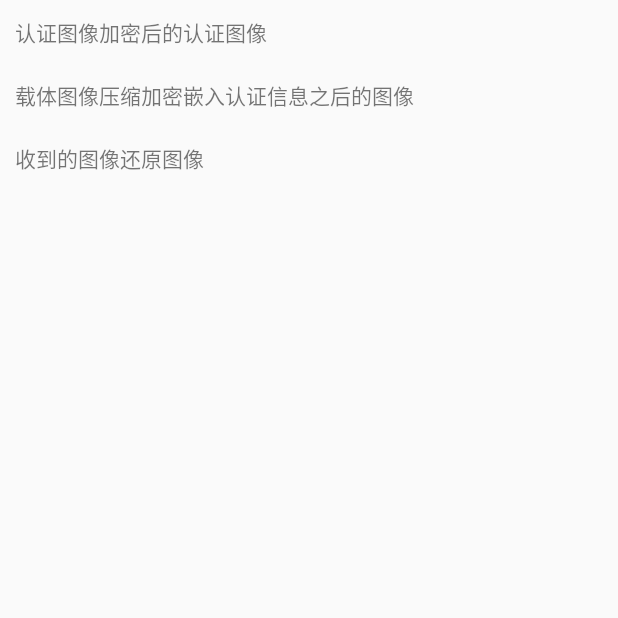
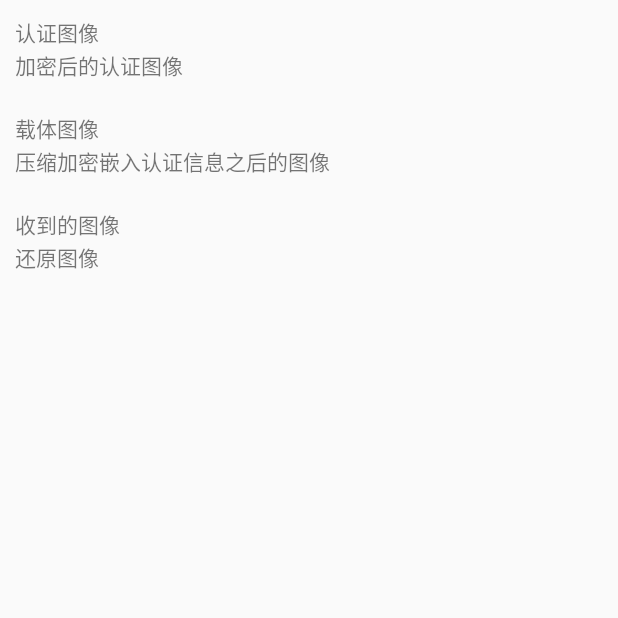
Before and after one commit to shadowAnt/compress, an Android app: the screen it shows after launch (MainActivity), on a phone screen of 412 x 824 dp, the top half of it. Run offline under Robolectric (Android 15) with nearby library versions, the phone set to English and light mode, and no system bars; 42 statements that could not run were skipped.

Commit message:
修复bug

```diff
--- a/app/src/main/java/com/example/compress/MainActivity.java
+++ b/app/src/main/java/com/example/compress/MainActivity.java
@@ -32,7 +32,9 @@ public class MainActivity extends AppCompatActivity {
     int m = 4;
     int n = 4;
     String authenticationUrl = "AHU.bmp";
+//    String originUrl = "24.bmp";
     String originUrl = "lena.bmp";
+//    String originUrl = "peppers.bmp";
 
     @Override
     protected void onCreate(Bundle savedInstanceState) {
--- a/app/src/main/java/com/example/compress/util/ConvertGreyImg.java
+++ b/app/src/main/java/com/example/compress/util/ConvertGreyImg.java
@@ -18,13 +18,10 @@ public class ConvertGreyImg {
         for (int i = 0; i < height; i++) {
             for (int j = 0; j < width; j++) {
                 int grey = pixels[width * i + j];
-
                 int red = ((grey & 0x00FF0000) >> 16);
                 int green = ((grey & 0x0000FF00) >> 8);
                 int blue = (grey & 0x000000FF);
-
                 grey = (int) ((float) red * 0.3 + (float) green * 0.59 + (float) blue * 0.11);
-                //
                 grey = alpha | (grey << 16) | (grey << 8) | grey;
                 pixels[width * i + j] = grey;
             }
--- a/app/src/main/java/com/example/compress/util/Joint_de.java
+++ b/app/src/main/java/com/example/compress/util/Joint_de.java
@@ -73,6 +73,8 @@ public class Joint_de {
             b = group4[1];
             dec[0] = group4[2];
             dec[1] = group4[3];
+            if(j==0)
+                System.out.println("低均值 高均值： " + a + " " + b);
             int[] longBitmap = My_dec2bin.my_dec2bin(dec, 8);
             // 用key对bitmap置乱
             longBitmap = My_derand.my_derand(longBitmap, sequence[j], key[1]);
--- a/app/src/main/java/com/example/compress/util/Joint_en.java
+++ b/app/src/main/java/com/example/compress/util/Joint_en.java
@@ -90,7 +90,7 @@ public class Joint_en {
             dec[0] = group4[2];
             dec[1] = group4[3];
             group4 = Embed.embed(a, b, dec, EnAuthenticationArray[j]);     //嵌入认证信息
-            if(j==0)
+            if(j==0||j==1)
                 System.out.println("嵌入认证信息之后的四元组  " + Arrays.toString(group4));
             I_compress[0][j] = group4[0];
             I_compress[1][j] = group4[1];
--- a/app/src/main/java/com/example/compress/util/PSNR.java
+++ b/app/src/main/java/com/example/compress/util/PSNR.java
@@ -35,8 +35,6 @@ public class PSNR {
                 e[i][j] = i1[i][j] - i2[i][j];
             }
         }
-//        MSE=mean2(E.*E);
-//        double MSE = Matlab.mean(Matlab.multip(e, e));
         double MSE = Matlab.mean(Matlab.multip2(e));
         double ans;
         if(MSE==0) ans =-1;
--- a/app/src/main/java/com/example/compress/util/RGB2Grey.java
+++ b/app/src/main/java/com/example/compress/util/RGB2Grey.java
@@ -16,10 +16,7 @@ public class RGB2Grey {
      */
     public static int RGB2Grey(int[] pixels, int width, int i, int j){
         int grey = pixels[width * i + j];
-        int red = ((grey & 0x00FF0000) >> 16);
-        int green = ((grey & 0x0000FF00) >> 8);
-        int blue = (grey & 0x000000FF);
-        grey = (int) ((float) red * 0.3 + (float) green * 0.59 + (float) blue * 0.11);
+        grey = grey & 0x000000FF;
         return grey;
     }
 
--- a/app/src/main/java/com/example/compress/util/Rand_numbers.java
+++ b/app/src/main/java/com/example/compress/util/Rand_numbers.java
@@ -14,7 +14,7 @@ public class Rand_numbers {
      * @return 一维数组
      */
     public static double[] Rand_numbers(double[] key, int n, int range){
-        double[] sequence = new double[n+1];
+        double[] sequence = new double[n];
         for(int i=0; i<n; i++){
             sequence[i] = 0;
         }
--- a/app/src/main/res/layout/activity_main.xml
+++ b/app/src/main/res/layout/activity_main.xml
@@ -7,10 +7,20 @@
     android:orientation="vertical"
     tools:context="com.example.compress.MainActivity">
 
+    <ScrollView
+        android:layout_width="match_parent"
+        android:layout_height="match_parent">
+
+        <LinearLayout
+            android:layout_width="match_parent"
+            android:layout_height="match_parent"
+            android:orientation="vertical">
+
             <LinearLayout
                 android:layout_width="match_parent"
                 android:layout_height="wrap_content"
-        android:layout_margin="10dp">
+                android:layout_margin="10dp"
+                android:orientation="vertical">
 
                 <LinearLayout
                     android:layout_width="wrap_content"
@@ -51,7 +61,8 @@
             <LinearLayout
                 android:layout_width="match_parent"
                 android:layout_height="wrap_content"
-        android:layout_margin="10dp">
+                android:layout_margin="10dp"
+                android:orientation="vertical">
 
                 <LinearLayout
                     android:layout_width="wrap_content"
@@ -92,7 +103,8 @@
             <LinearLayout
                 android:layout_width="match_parent"
                 android:layout_height="wrap_content"
-        android:layout_margin="10dp">
+                android:layout_margin="10dp"
+                android:orientation="vertical">
 
                 <LinearLayout
                     android:layout_width="wrap_content"
@@ -129,5 +141,9 @@
                         android:text="还原图像" />
                 </LinearLayout>
             </LinearLayout>
+        </LinearLayout>
+
+    </ScrollView>
+
 
 </LinearLayout>
```
Also changed, not shown: app/src/main/java/com/example/compress/util/Decryption.java (+0 -11 lines), app/src/main/java/com/example/compress/util/Matlab.java (+11 -30 lines), 1 other file. Lines whose indentation alone changed are shown as unchanged.
